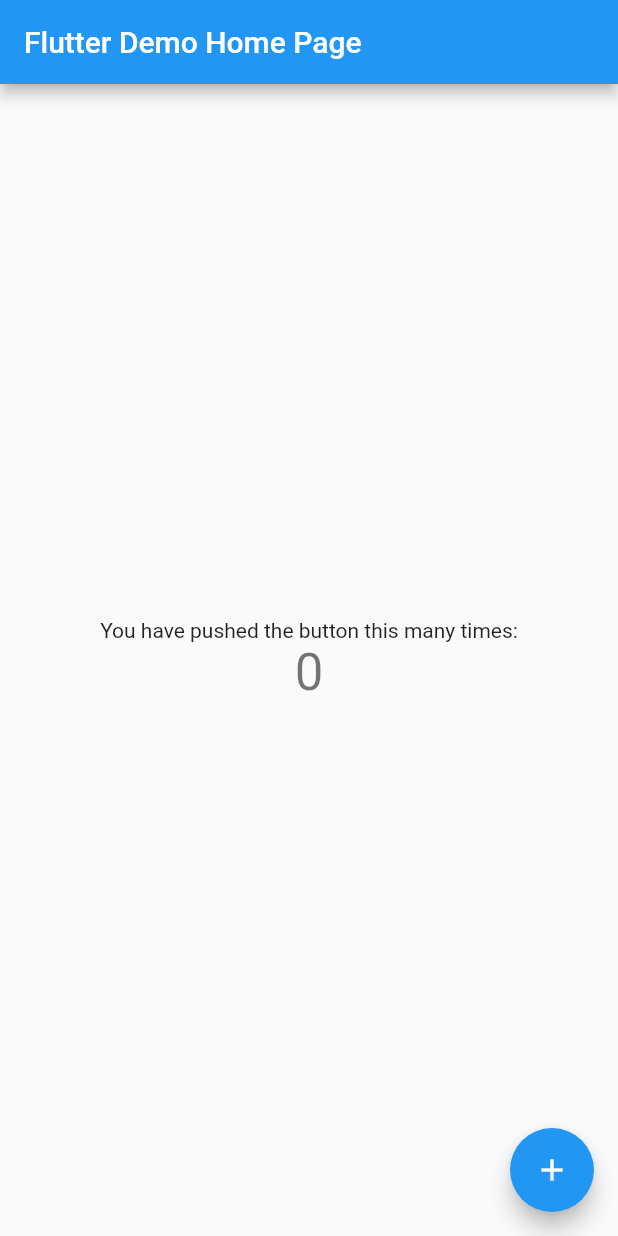
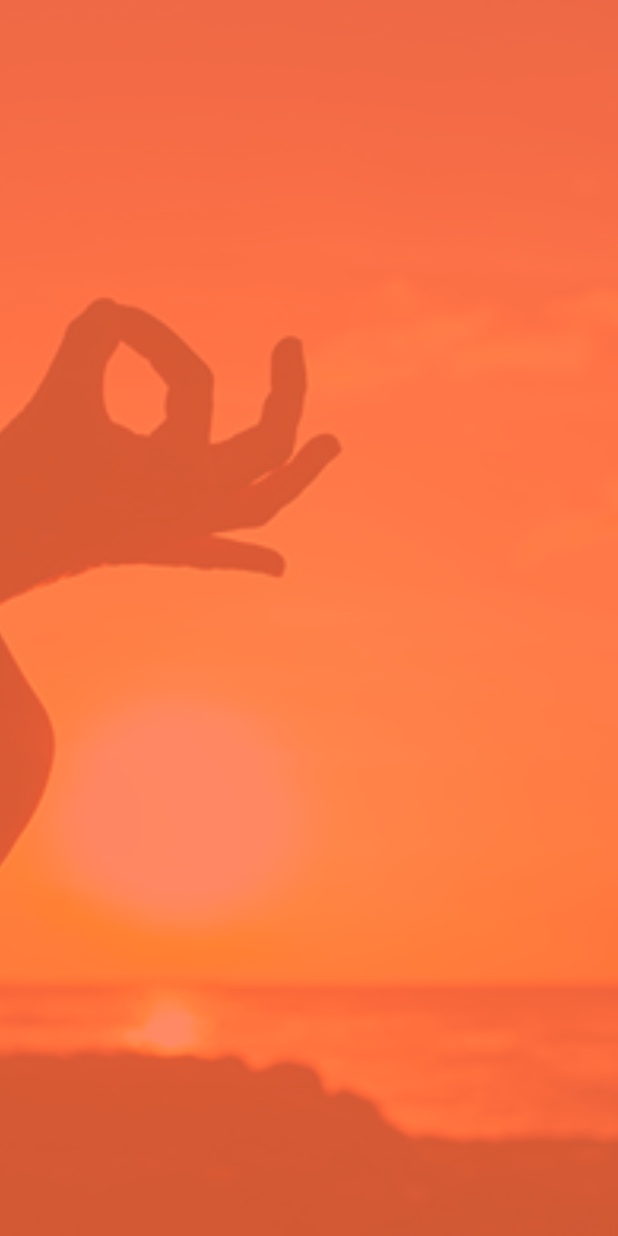
Before and after one commit to DonMatano/mindbody-flutter-signup-sign, a Flutter app: the screen it shows after launch, on a phone screen of 412 x 824 dp. Run offline on Flutter 3.47's test engine with Material 2 defaults, Android fonts, the phone set to English and light mode, and no system bars.

Commit message:
Add background image with overlay

```diff
--- a/lib/main.dart
+++ b/lib/main.dart
@@ -1,6 +1,13 @@
 import 'package:flutter/material.dart';
+import 'package:flutter/services.dart';
+import 'package:mindblown_sign_in_up_flutter/pages/welcome.page.dart';
 
-void main() => runApp(MyApp());
+void main() {
+  SystemChrome.setSystemUIOverlayStyle(SystemUiOverlayStyle(statusBarColor:
+  Colors.deepOrangeAccent));
+  runApp(MyApp());
+}
+
 
 class MyApp extends StatelessWidget {
   // This widget is the root of your application.
@@ -20,92 +27,7 @@ class MyApp extends StatelessWidget {
         // is not restarted.
         primarySwatch: Colors.blue,
       ),
-      home: MyHomePage(title: 'Flutter Demo Home Page'),
+      home: WelcomePage()
     );
   }
 }
-
-class MyHomePage extends StatefulWidget {
-  MyHomePage({Key key, this.title}) : super(key: key);
-
-  // This widget is the home page of your application. It is stateful, meaning
-  // that it has a State object (defined below) that contains fields that affect
-  // how it looks.
-
-  // This class is the configuration for the state. It holds the values (in this
-  // case the title) provided by the parent (in this case the App widget) and
-  // used by the build method of the State. Fields in a Widget subclass are
-  // always marked "final".
-
-  final String title;
-
-  @override
-  _MyHomePageState createState() => _MyHomePageState();
-}
-
-class _MyHomePageState extends State<MyHomePage> {
-  int _counter = 0;
-
-  void _incrementCounter() {
-    setState(() {
-      // This call to setState tells the Flutter framework that something has
-      // changed in this State, which causes it to rerun the build method below
-      // so that the display can reflect the updated values. If we changed
-      // _counter without calling setState(), then the build method would not be
-      // called again, and so nothing would appear to happen.
-      _counter++;
-    });
-  }
-
-  @override
-  Widget build(BuildContext context) {
-    // This method is rerun every time setState is called, for instance as done
-    // by the _incrementCounter method above.
-    //
-    // The Flutter framework has been optimized to make rerunning build methods
-    // fast, so that you can just rebuild anything that needs updating rather
-    // than having to individually change instances of widgets.
-    return Scaffold(
-      appBar: AppBar(
-        // Here we take the value from the MyHomePage object that was created by
-        // the App.build method, and use it to set our appbar title.
-        title: Text(widget.title),
-      ),
-      body: Center(
-        // Center is a layout widget. It takes a single child and positions it
-        // in the middle of the parent.
-        child: Column(
-          // Column is also layout widget. It takes a list of children and
-          // arranges them vertically. By default, it sizes itself to fit its
-          // children horizontally, and tries to be as tall as its parent.
-          //
-          // Invoke "debug painting" (press "p" in the console, choose the
-          // "Toggle Debug Paint" action from the Flutter Inspector in Android
-          // Studio, or the "Toggle Debug Paint" command in Visual Studio Code)
-          // to see the wireframe for each widget.
-          //
-          // Column has various properties to control how it sizes itself and
-          // how it positions its children. Here we use mainAxisAlignment to
-          // center the children vertically; the main axis here is the vertical
-          // axis because Columns are vertical (the cross axis would be
-          // horizontal).
-          mainAxisAlignment: MainAxisAlignment.center,
-          children: <Widget>[
-            Text(
-              'You have pushed the button this many times:',
-            ),
-            Text(
-              '$_counter',
-              style: Theme.of(context).textTheme.display1,
-            ),
-          ],
-        ),
-      ),
-      floatingActionButton: FloatingActionButton(
-        onPressed: _incrementCounter,
-        tooltip: 'Increment',
-        child: Icon(Icons.add),
-      ), // This trailing comma makes auto-formatting nicer for build methods.
-    );
-  }
-}
--- /dev/null
+++ b/lib/pages/welcome.page.dart
@@ -0,0 +1,25 @@
+import 'dart:ui';
+
+import 'package:flutter/material.dart';
+
+class WelcomePage extends StatelessWidget{
+  @override
+  Widget build(BuildContext context) {
+    // TODO: implement build
+    return Scaffold(
+      body: SafeArea(
+              child: Stack(
+            children: <Widget>[
+              // Image.asset('images/yoga.jpg', fit: BoxFit.cover, height: double.infinity,),
+              Container(
+                decoration: BoxDecoration(
+                  image: DecorationImage(image: AssetImage('images/yoga.jpg'), fit: BoxFit.cover, colorFilter: ColorFilter.mode(Colors.deepOrangeAccent.withOpacity(0.8), BlendMode.srcOver))
+                ),
+              )
+            ],
+          ),
+      ),
+    );
+  }
+
+}
--- a/pubspec.yaml
+++ b/pubspec.yaml
@@ -41,9 +41,8 @@ flutter:
   uses-material-design: true
 
   # To add assets to your application, add an assets section, like this:
-  # assets:
-  #  - images/a_dot_burr.jpeg
-  #  - images/a_dot_ham.jpeg
+  assets:
+   - images/yoga.jpg
 
   # An image asset can refer to one or more resolution-specific "variants", see
   # https://flutter.dev/assets-and-images/#resolution-aware.
```
Also changed, not shown: images/yoga.jpg (added), 1 other file.
